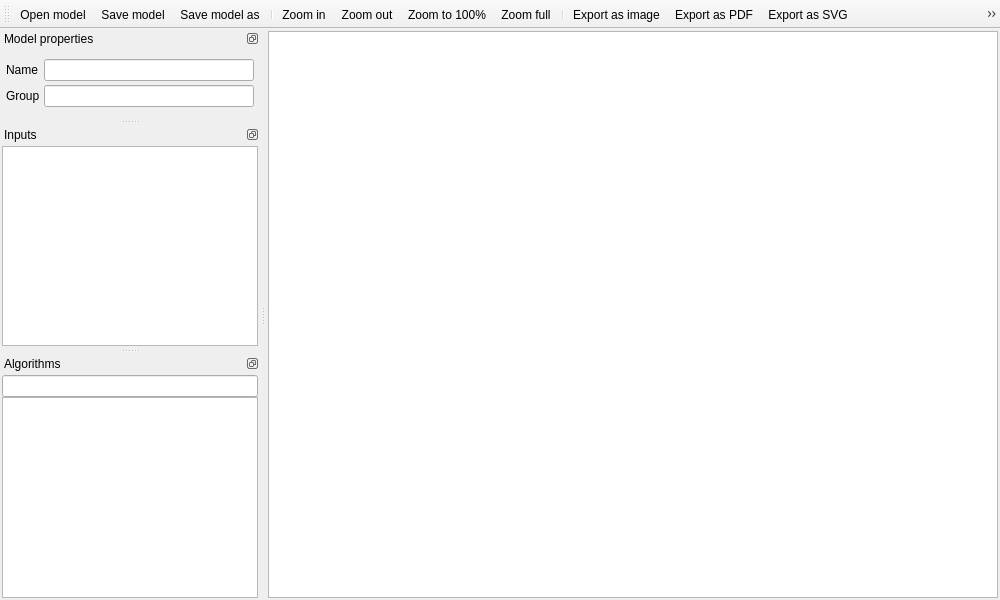
qgis/QGIS, file python/plugins/processing/ui/DlgModeler.ui: the form before one commit.
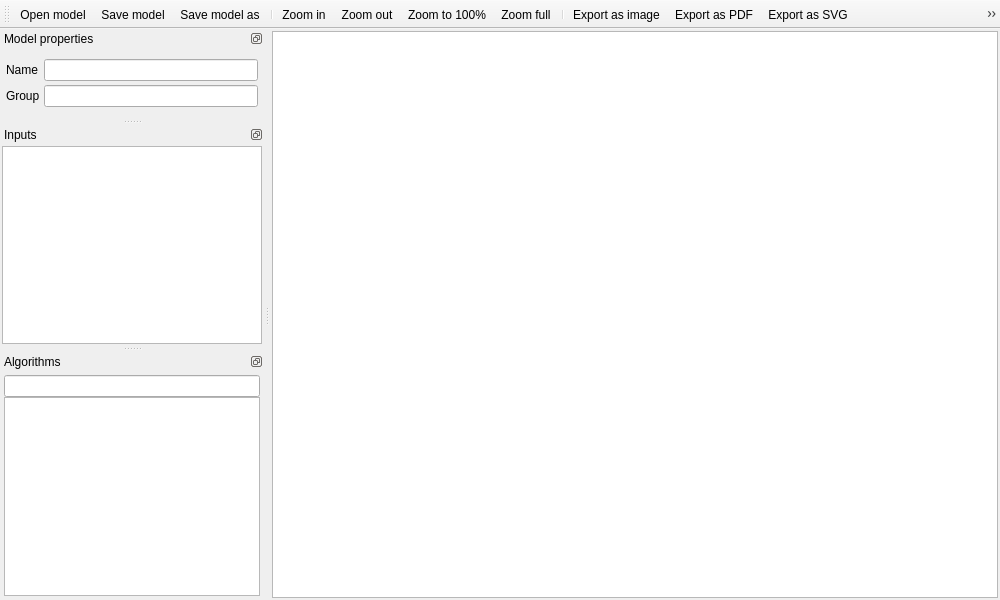
The form after the commit. Icons and pictures are not drawn. Custom widgets are drawn as their Qt base class.

Commit message: [processing] fix DlgModeler.ui layout warnings

What changed in the file:
```diff
--- a/python/plugins/processing/ui/DlgModeler.ui
+++ b/python/plugins/processing/ui/DlgModeler.ui
@@ -36,6 +36,7 @@
    <attribute name="dockWidgetArea">
     <number>1</number>
    </attribute>
+   <widget class="QWidget" name="propertiesDockContents">
    <layout class="QVBoxLayout" name="verticalDockLayout_1">
     <property name="spacing">
      <number>0</number>
@@ -120,6 +121,7 @@
     </item>
    </layout>
   </widget>
+  </widget>
   <widget class="QgsDockWidget" name="inputsDock">
    <property name="features">
     <set>QDockWidget::DockWidgetFloatable|QDockWidget::DockWidgetMovable</set>
@@ -130,6 +132,7 @@
    <attribute name="dockWidgetArea">
     <number>1</number>
    </attribute>
+   <widget class="QWidget" name="inputsDockContents">
    <layout class="QVBoxLayout" name="verticalDockLayout_2">
     <property name="spacing">
      <number>0</number>
@@ -204,6 +207,7 @@
     </item>
    </layout>
   </widget>
+  </widget>
   <widget class="QgsDockWidget" name="algorithmsDock">
    <property name="features">
     <set>QDockWidget::DockWidgetFloatable|QDockWidget::DockWidgetMovable</set>
@@ -214,6 +218,7 @@
    <attribute name="dockWidgetArea">
     <number>1</number>
    </attribute>
+   <widget class="QWidget" name="algorithmsDockContents">
    <layout class="QVBoxLayout" name="verticalDockLayout_3">
     <property name="spacing">
      <number>0</number>
@@ -294,6 +299,7 @@
      </widget>
     </item>
    </layout>
+   </widget> 
   </widget>
   <widget class="QToolBar" name="mToolbar">
    <property name="windowTitle">
```
Lines whose indentation alone changed are shown as unchanged.
